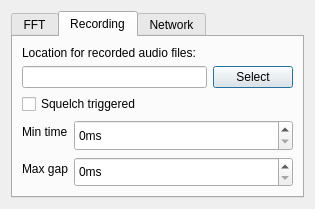
Above: src/qtgui/audio_options.ui from vladisslav2011/gqrx before the change. Below: the same form after it.
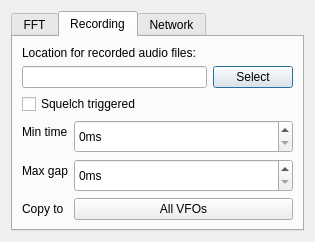
That is the form after the change. Icons and pictures are not drawn. Custom widgets are drawn as their Qt base class.

Patch:
```diff
--- a/src/qtgui/audio_options.ui
+++ b/src/qtgui/audio_options.ui
@@ -7,7 +7,7 @@
     <x>0</x>
     <y>0</y>
     <width>315</width>
-    <height>209</height>
+    <height>242</height>
    </rect>
   </property>
   <property name="windowTitle">
@@ -275,6 +275,23 @@
            </property>
           </widget>
          </item>
+         <item row="2" column="0">
+          <widget class="QLabel" name="LabelGlobal">
+           <property name="text">
+            <string>Copy to</string>
+           </property>
+          </widget>
+         </item>
+         <item row="2" column="1">
+          <widget class="QPushButton" name="toAllVFOsButton">
+           <property name="toolTip">
+            <string>Copy location, min time, max gap settings to all VFOs</string>
+           </property>
+           <property name="text">
+            <string>All VFOs</string>
+           </property>
+          </widget>
+         </item>
         </layout>
        </item>
       </layout>
```
Left out of the diff: 13 changed lines with no effect on the pictures.
